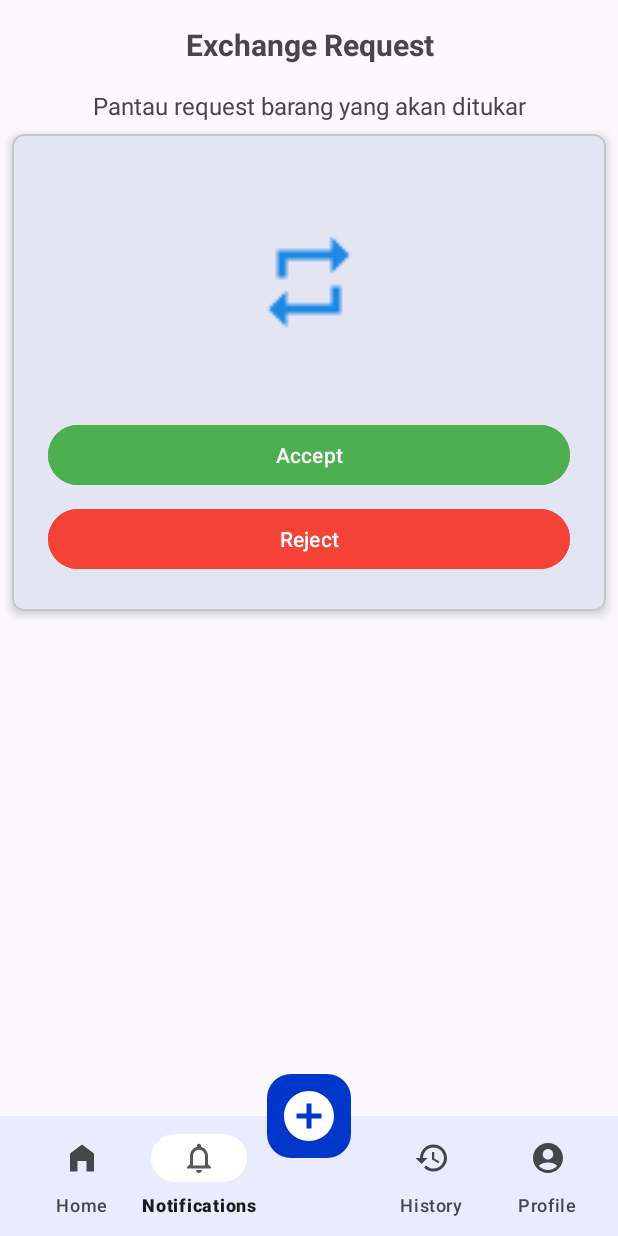
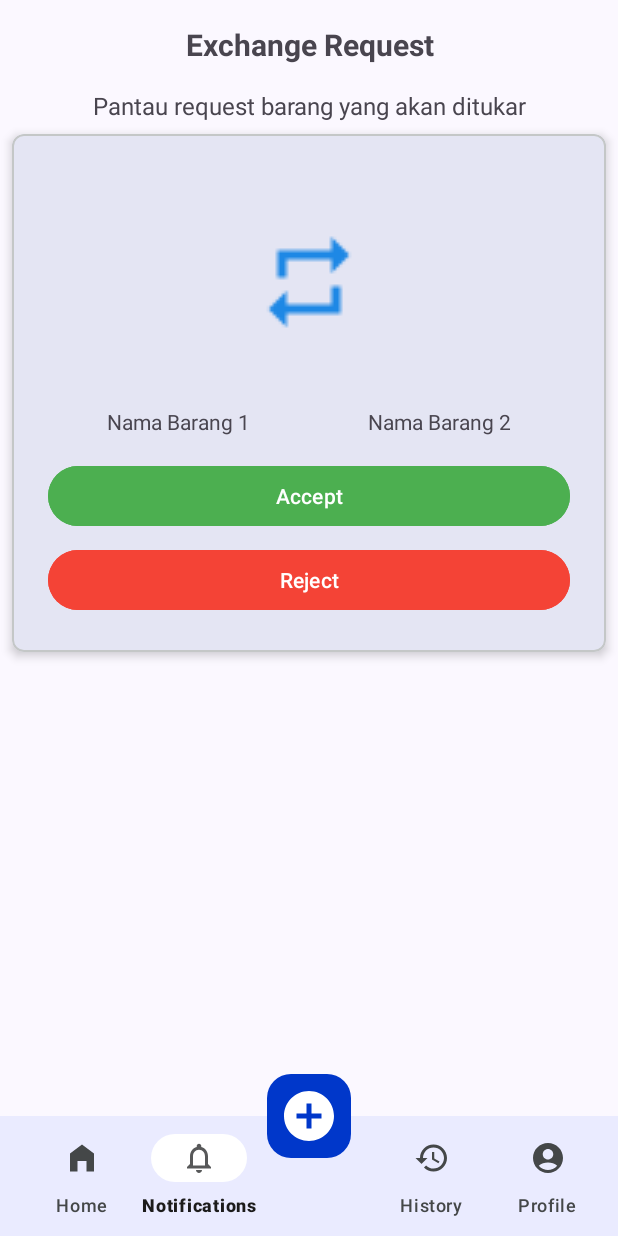
Before and after one commit to BagiBagiApp/bagibagiapp, an Android app: the screen it shows after launch (MainActivity), item 2 of the bottom bar chosen, on a phone screen of 412 x 824 dp. Run offline under Robolectric (Android 15) with nearby library versions, the phone set to English and light mode, and no system bars.

Commit message:
update ui notif and history

```diff
--- a/bagibagi-frontend/app/src/main/res/layout/fragment_notifications.xml
+++ b/bagibagi-frontend/app/src/main/res/layout/fragment_notifications.xml
@@ -76,6 +76,30 @@
             <LinearLayout
                 android:layout_width="match_parent"
                 android:layout_height="wrap_content"
+                android:orientation="horizontal"
+                android:layout_marginTop="8dp">
+
+                <TextView
+                    android:id="@+id/itemName1TextView"
+                    android:layout_width="0dp"
+                    android:layout_height="wrap_content"
+                    android:layout_weight="1"
+                    android:gravity="center_horizontal"
+                    android:text="Nama Barang 1" />
+
+                <TextView
+                    android:id="@+id/itemName2TextView"
+                    android:layout_width="0dp"
+                    android:layout_height="wrap_content"
+                    android:layout_weight="1"
+                    android:gravity="center_horizontal"
+                    android:text="Nama Barang 2" />
+
+            </LinearLayout>
+
+            <LinearLayout
+                android:layout_width="match_parent"
+                android:layout_height="wrap_content"
                 android:layout_marginTop="16dp"
                 android:gravity="center_horizontal"
                 android:orientation="vertical">
```
Also changed, not shown: bagibagi-frontend/app/src/main/res/layout/fragment_history.xml (+24 -0 lines), bagibagi-frontend/app/src/main/res/layout/item_barter.xml (+24 -0 lines).
